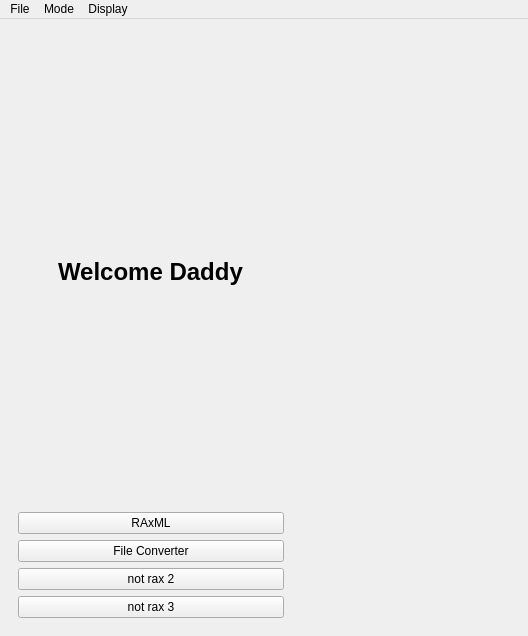
PeterDulworth/PhyloVis, file gui_layout.ui: the form before one commit.
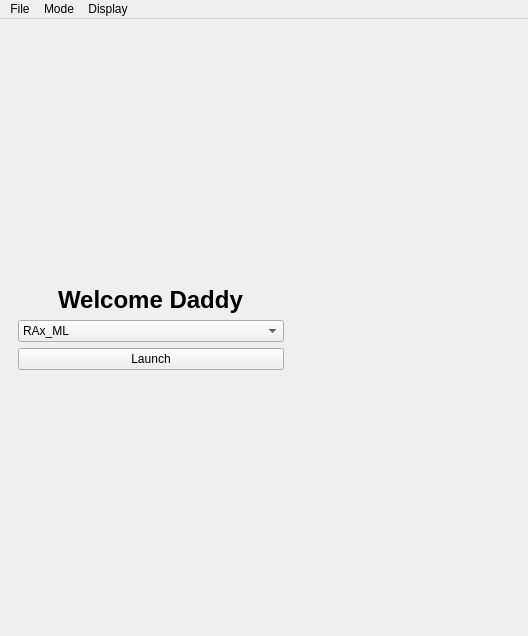
The form after the commit.

Commit message: switched welcome screen to drop down menu for selecting mode

```diff
--- a/gui_layout.ui
+++ b/gui_layout.ui
@@ -56,6 +56,19 @@
          <layout class="QHBoxLayout" name="horizontalLayout_4">
           <item>
            <layout class="QVBoxLayout" name="verticalLayout_4">
+            <item>
+             <spacer name="verticalSpacer_2">
+              <property name="orientation">
+               <enum>Qt::Vertical</enum>
+              </property>
+              <property name="sizeHint" stdset="0">
+               <size>
+                <width>20</width>
+                <height>40</height>
+               </size>
+              </property>
+             </spacer>
+            </item>
             <item>
              <layout class="QHBoxLayout" name="horizontalLayout_8">
               <item>
@@ -101,33 +114,30 @@
              </layout>
             </item>
             <item>
-             <widget class="QPushButton" name="raxBtn">
+             <widget class="QComboBox" name="modeComboBox">
               <property name="focusPolicy">
                <enum>Qt::NoFocus</enum>
               </property>
+              <item>
               <property name="text">
-               <string>RAxML</string>
-              </property>
-             </widget>
+                <string>RAx_ML</string>
+               </property>
             </item>
             <item>
-             <widget class="QPushButton" name="notRax1Btn">
-              <property name="focusPolicy">
-               <enum>Qt::NoFocus</enum>
-              </property>
               <property name="text">
                <string>File Converter</string>
               </property>
-             </widget>
             </item>
             <item>
-             <widget class="QPushButton" name="notRax2Btn">
-              <property name="focusPolicy">
-               <enum>Qt::NoFocus</enum>
-              </property>
+               <property name="text">
+                <string>not rax B</string>
+               </property>
+              </item>
+              <item>
               <property name="text">
-               <string>not rax 2</string>
-              </property>
+                <string>not rax C</string>
+               </property>
+              </item>
              </widget>
             </item>
             <item>
@@ -136,10 +146,23 @@
                <enum>Qt::NoFocus</enum>
               </property>
               <property name="text">
-               <string>not rax 3</string>
+               <string>Launch</string>
               </property>
              </widget>
             </item>
+            <item>
+             <spacer name="verticalSpacer_3">
+              <property name="orientation">
+               <enum>Qt::Vertical</enum>
+              </property>
+              <property name="sizeHint" stdset="0">
+               <size>
+                <width>20</width>
+                <height>40</height>
+               </size>
+              </property>
+             </spacer>
+            </item>
            </layout>
           </item>
           <item>
```
Left out of the diff: 10 changed lines with no effect on the pictures. Lines whose indentation alone changed are shown as unchanged. The commit also changes 2 other files.
